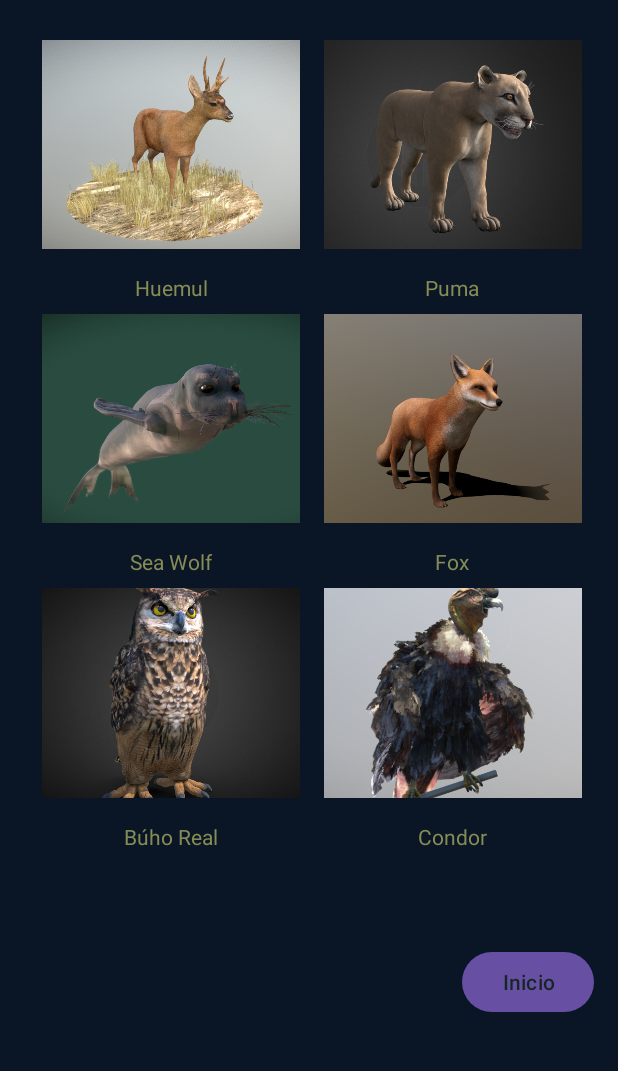
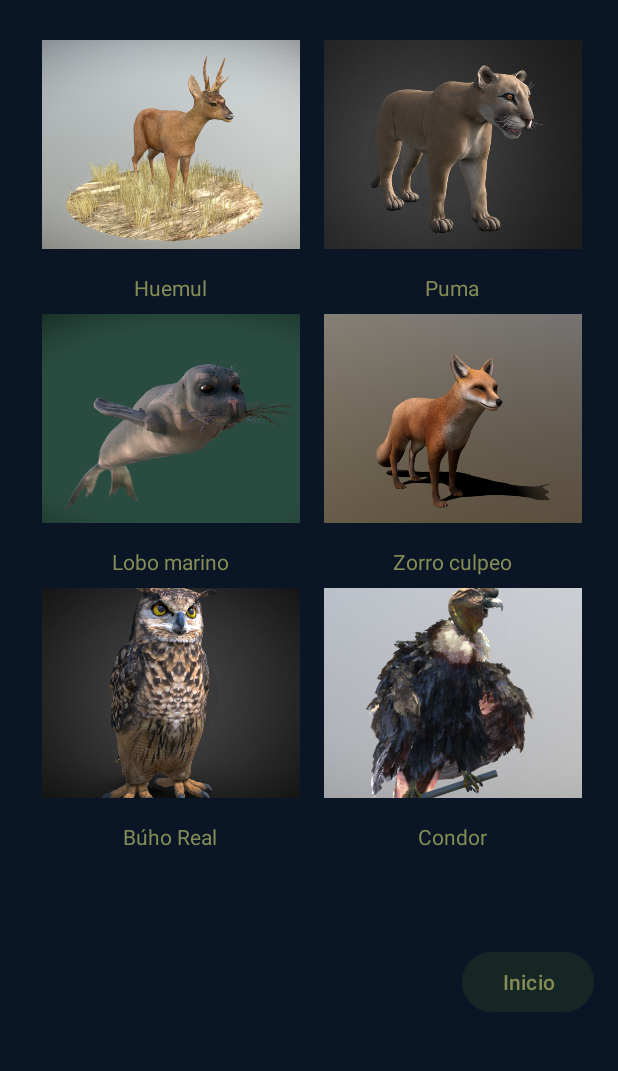
Before and after one commit to Benyiman/ProyectoFauna, an Android app: the MainActivity screen opened directly, with no data from a screen before it, on a phone screen of 412 x 824 dp, the part 154-1225 px from its top. Run offline under Robolectric (Android 15) with nearby library versions, the phone set to English and light mode, and no system bars.

Commit message:
Proyectofauna Final

```diff
--- a/app/src/main/res/layout/activity_inicio.xml
+++ b/app/src/main/res/layout/activity_inicio.xml
@@ -44,10 +44,10 @@
         android:id="@+id/buttonGoToMain"
         android:layout_width="wrap_content"
         android:layout_height="wrap_content"
-        android:layout_marginTop="444dp"
+        android:layout_marginTop="392dp"
+        android:backgroundTint="@color/botones"
         android:text="Ir a Modelos"
         app:layout_constraintEnd_toEndOf="parent"
-        app:layout_constraintHorizontal_bias="0.539"
         app:layout_constraintStart_toStartOf="parent"
         app:layout_constraintTop_toBottomOf="@id/textViewDescription" />
 
--- a/app/src/main/res/layout/activity_main.xml
+++ b/app/src/main/res/layout/activity_main.xml
@@ -207,8 +207,9 @@
         android:layout_width="wrap_content"
         android:layout_height="wrap_content"
         android:layout_marginEnd="16dp"
+        android:backgroundTint="@color/botones"
         android:text="Inicio"
-        android:textColor="@color/botones"
+        android:textColor="@color/verdemilitar"
         android:textColorLink="@color/botones"
         app:layout_constraintBottom_toBottomOf="parent"
         app:layout_constraintEnd_toEndOf="parent"
--- a/app/src/main/res/values/strings.xml
+++ b/app/src/main/res/values/strings.xml
@@ -2,8 +2,8 @@
     <string name="app_name">ProyectoFaunaÑuble</string>
     <string name="huemul">Huemul</string>
     <string name="puma">Puma</string>
-    <string name="sea_wolf">Sea Wolf</string>
-    <string name="fox">Fox</string>
+    <string name="sea_wolf">Lobo marino</string>
+    <string name="fox">Zorro culpeo</string>
     <string name="buho_real">Búho Real</string>
     <string name="condor">Condor</string>
 </resources>
```
Also changed, not shown: app/src/main/res/layout/activity_vizualizacion.xml (+5 -2 lines).
